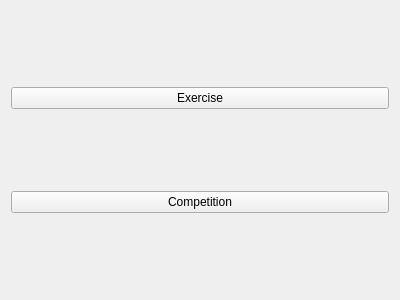
MATF-RS19/RS034-madjudge, file klijent/popupchoice.ui: the form before one commit.
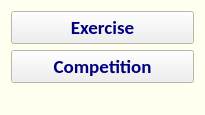
The form after the commit.

```diff
--- a/klijent/popupchoice.ui
+++ b/klijent/popupchoice.ui
@@ -6,10 +6,109 @@
    <rect>
     <x>0</x>
     <y>0</y>
-    <width>400</width>
-    <height>300</height>
+    <width>205</width>
+    <height>103</height>
    </rect>
   </property>
+  <property name="palette">
+   <palette>
+    <active>
+     <colorrole role="ButtonText">
+      <brush brushstyle="SolidPattern">
+       <color alpha="255">
+        <red>0</red>
+        <green>0</green>
+        <blue>127</blue>
+       </color>
+      </brush>
+     </colorrole>
+     <colorrole role="Base">
+      <brush brushstyle="SolidPattern">
+       <color alpha="255">
+        <red>255</red>
+        <green>255</green>
+        <blue>255</blue>
+       </color>
+      </brush>
+     </colorrole>
+     <colorrole role="Window">
+      <brush brushstyle="SolidPattern">
+       <color alpha="255">
+        <red>255</red>
+        <green>255</green>
+        <blue>240</blue>
+       </color>
+      </brush>
+     </colorrole>
+    </active>
+    <inactive>
+     <colorrole role="ButtonText">
+      <brush brushstyle="SolidPattern">
+       <color alpha="255">
+        <red>0</red>
+        <green>0</green>
+        <blue>127</blue>
+       </color>
+      </brush>
+     </colorrole>
+     <colorrole role="Base">
+      <brush brushstyle="SolidPattern">
+       <color alpha="255">
+        <red>255</red>
+        <green>255</green>
+        <blue>255</blue>
+       </color>
+      </brush>
+     </colorrole>
+     <colorrole role="Window">
+      <brush brushstyle="SolidPattern">
+       <color alpha="255">
+        <red>255</red>
+        <green>255</green>
+        <blue>240</blue>
+       </color>
+      </brush>
+     </colorrole>
+    </inactive>
+    <disabled>
+     <colorrole role="ButtonText">
+      <brush brushstyle="SolidPattern">
+       <color alpha="255">
+        <red>120</red>
+        <green>120</green>
+        <blue>120</blue>
+       </color>
+      </brush>
+     </colorrole>
+     <colorrole role="Base">
+      <brush brushstyle="SolidPattern">
+       <color alpha="255">
+        <red>255</red>
+        <green>255</green>
+        <blue>240</blue>
+       </color>
+      </brush>
+     </colorrole>
+     <colorrole role="Window">
+      <brush brushstyle="SolidPattern">
+       <color alpha="255">
+        <red>255</red>
+        <green>255</green>
+        <blue>240</blue>
+       </color>
+      </brush>
+     </colorrole>
+    </disabled>
+   </palette>
+  </property>
+  <property name="font">
+   <font>
+    <family>Calibri</family>
+    <pointsize>14</pointsize>
+    <weight>75</weight>
+    <bold>true</bold>
+   </font>
+  </property>
   <property name="windowTitle">
    <string>MADJudge</string>
   </property>
@@ -28,6 +127,23 @@
      </property>
     </widget>
    </item>
+   <item>
+    <widget class="QLabel" name="LbInfo">
+     <property name="font">
+      <font>
+       <pointsize>9</pointsize>
+       <weight>50</weight>
+       <bold>false</bold>
+      </font>
+     </property>
+     <property name="text">
+      <string/>
+     </property>
+     <property name="alignment">
+      <set>Qt::AlignCenter</set>
+     </property>
+    </widget>
+   </item>
   </layout>
  </widget>
  <resources/>
```
Left out of the diff: 2 changed lines with no effect on the pictures.
